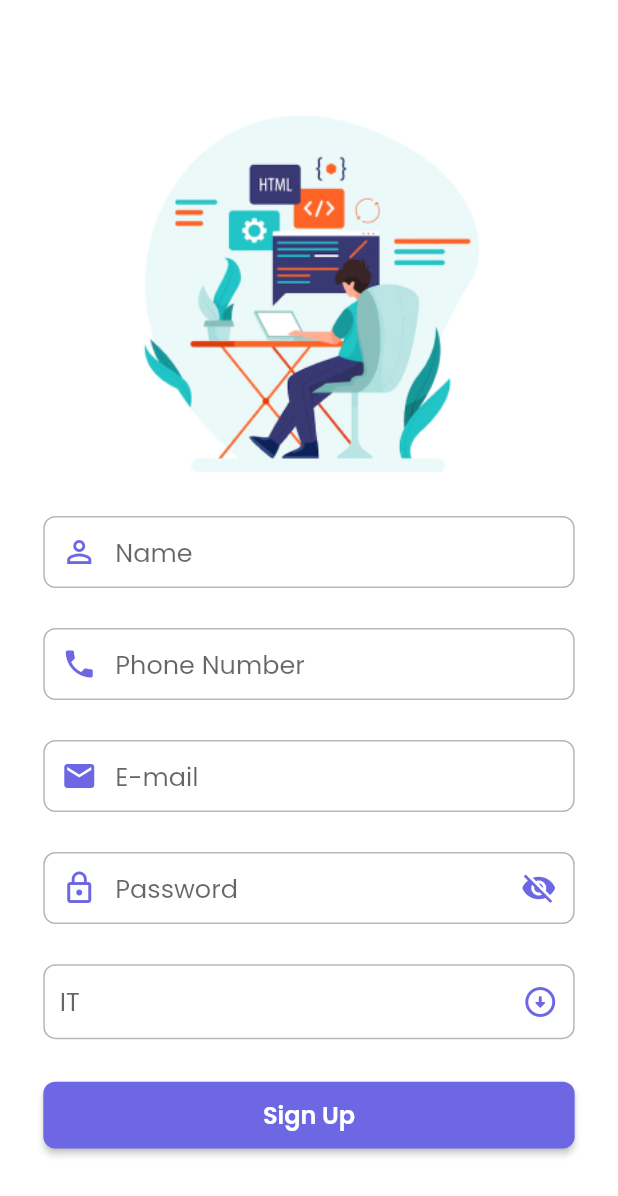
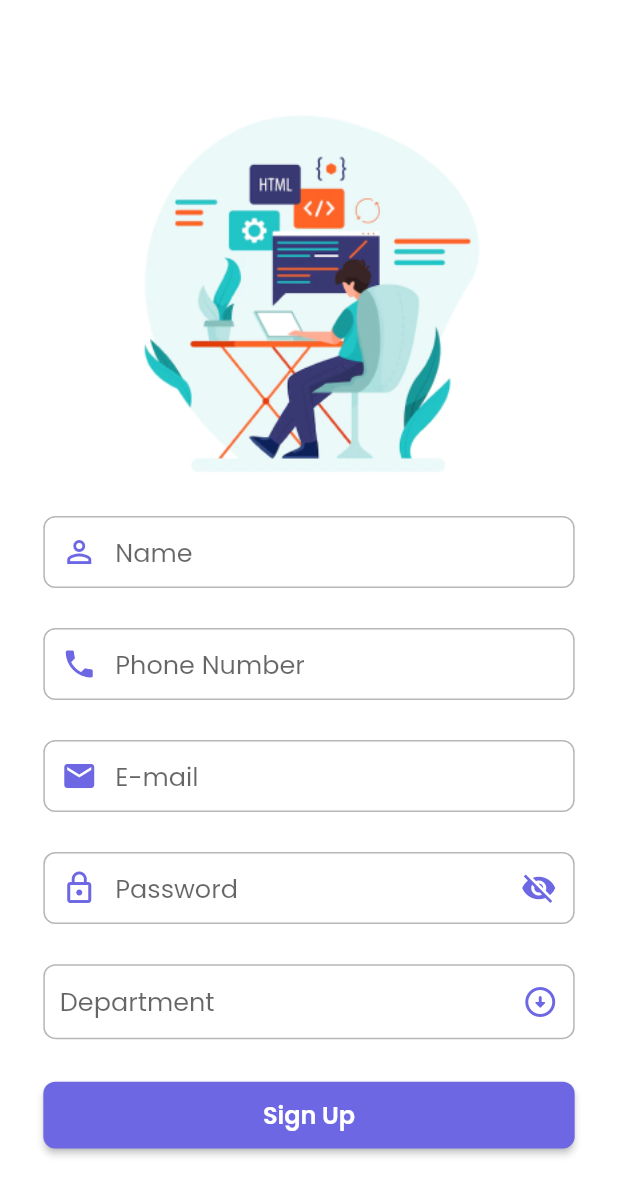
Before and after one commit to KhaledRamadan880/Chat-App, a Flutter app: the SignUpScreen screen opened by its route, on a phone screen of 412 x 824 dp. Shown: the top 1196 px of the screen. Run offline on Flutter 3.47's test engine with Material 2 defaults, Android fonts, the phone set to English and light mode, and no system bars; our stand-ins replace cloud_firestore, dartz, firebase_auth, firebase_core, flutter_bloc, flutter_screenutil and 5 more; accounts and stored records are empty; network calls fail.

```diff
--- a/lib/core/routes/routes.dart
+++ b/lib/core/routes/routes.dart
@@ -3,6 +3,7 @@ import 'package:chat_app/features/auth/presentation/screens/on_boarding_screens.
 import 'package:chat_app/features/auth/presentation/screens/sign_in_screen.dart';
 import 'package:chat_app/features/auth/presentation/screens/sign_up_screen.dart';
 import 'package:chat_app/features/auth/presentation/screens/splash_screen.dart';
+import 'package:chat_app/features/chat/presentation/screens/chat_screen.dart';
 import 'package:flutter/material.dart';
 
 class Routes {
@@ -11,6 +12,7 @@ class Routes {
   static const String signIN = '/signIN';
   static const String signUp = '/signUp';
   static const String forgetPass = '/forgetPass';
+  static const String chat = '/chat';
 }
 
 class AppRoutes {
@@ -28,6 +30,9 @@ class AppRoutes {
       case Routes.forgetPass:
         return MaterialPageRoute(
             builder: (context) => const ForgetPasswordScreen());
+      case Routes.chat:
+        return MaterialPageRoute(
+            builder: (context) => const ChatScreen());
     }
     return null;
   }
--- a/lib/core/widgets/custom_text_field.dart
+++ b/lib/core/widgets/custom_text_field.dart
@@ -7,12 +7,12 @@ class CustomTextField extends StatelessWidget {
     super.key,
     required this.hint,
     this.showSuffix = false,
-    required this.prefixIcon,
+    this.prefixIcon = const Text(''),
     this.suffixIcon = const Text(''),
     this.isObscure = false, required this.controller, this.validator,
   });
   final String hint;
-  final IconData prefixIcon;
+  final Widget prefixIcon;
   final Widget suffixIcon;
   final bool showSuffix;
   final bool isObscure;
@@ -29,7 +29,7 @@ class CustomTextField extends StatelessWidget {
       decoration: InputDecoration(
         contentPadding: const EdgeInsets.all(0),
         hintText: hint,
-        prefixIcon: Icon(prefixIcon),
+        prefixIcon: prefixIcon,
         suffixIcon: suffixIcon,
         suffixIconColor: AppColors.primary,
         prefixIconColor: AppColors.primary,
--- /dev/null
+++ b/lib/features/auth/data/models/user_model.dart
@@ -0,0 +1,24 @@
+class UserModel {
+  final String name;
+  final String email;
+  final String phone;
+  final String department;
+  final String uid;
+
+  UserModel({
+    required this.name,
+    required this.email,
+    required this.phone,
+    required this.department,
+    required this.uid,
+  });
+  factory UserModel.fromJson(Map<String, dynamic> json) {
+    return UserModel(
+      name: json['name'],
+      email: json['email'],
+      phone: json['phone'],
+      department: json['department'],
+      uid: json['uid'],
+    );
+  }
+}
--- a/lib/features/auth/presentation/cubit/auth_cubit.dart
+++ b/lib/features/auth/presentation/cubit/auth_cubit.dart
@@ -1,3 +1,4 @@
+import 'package:chat_app/features/auth/data/models/user_model.dart';
 import 'package:chat_app/features/auth/data/repository/auth_repo.dart';
 import 'package:chat_app/features/auth/presentation/cubit/auth_state.dart';
 import 'package:flutter/material.dart';
@@ -9,6 +10,7 @@ class AuthCubit extends Cubit<AuthState> {
   final AuthRepo authRepo;
 
   //! Login Method
+  UserModel? userModel;
   TextEditingController loginEmailController = TextEditingController();
   TextEditingController loginPassController = TextEditingController();
   GlobalKey<FormState> loginKey = GlobalKey<FormState>();
@@ -20,7 +22,10 @@ class AuthCubit extends Cubit<AuthState> {
     );
     res.fold(
       (l) => emit(LoginErrorState(l)),
-      (r) => emit(LoginSuccessState(r)),
+      (r) {
+        userModel = r;
+        emit(LoginSuccessState(r.name));
+      },
     );
   }
 
@@ -35,6 +40,9 @@ class AuthCubit extends Cubit<AuthState> {
     final res = await authRepo.signUp(
       email: signUpEmaiController.text,
       password: signUpPassController.text,
+      name: signUpNameController.text,
+      phone: signUpPhoneController.text,
+      department: selectedItem,
     );
     res.fold(
       (l) => emit(SignUpErrorState(l)),
@@ -55,7 +63,7 @@ class AuthCubit extends Cubit<AuthState> {
   }
 
   //! Drop Icon Button
-  String selectedItem = 'IT';
+  String selectedItem = 'Department';
   List<String> department = ['IT', 'CS', 'IS', "AI"];
   void itemChange(value) {
     selectedItem = value;
--- a/lib/features/auth/presentation/screens/forget_password_screen.dart
+++ b/lib/features/auth/presentation/screens/forget_password_screen.dart
@@ -66,7 +66,7 @@ class ForgetPasswordScreen extends StatelessWidget {
                           CustomTextField(
                             controller: cubit.resetPassEmaiController,
                             hint: AppStrings.email,
-                            prefixIcon: Icons.email,
+                            prefixIcon: const Icon(Icons.email),
                             validator: (value) {
                               if (value!.isEmpty &&
                                   !value.contains('@gmail.com')) {}
--- a/lib/features/auth/presentation/screens/sign_up_screen.dart
+++ b/lib/features/auth/presentation/screens/sign_up_screen.dart
@@ -41,7 +41,7 @@ class SignUpScreen extends StatelessWidget {
                         navigateReplacement(
                             context: context, route: Routes.signIN);
                       }
-                      if (state is SignUpSuccesState) {
+                      if (state is SignUpErrorState) {
                         toast(message: state.message, state: ToastStates.error);
                       }
                     },
@@ -55,7 +55,8 @@ class SignUpScreen extends StatelessWidget {
                             CustomTextField(
                               controller: authCubit.signUpNameController,
                               hint: AppStrings.name,
-                              prefixIcon: Icons.person_outline_sharp,
+                              prefixIcon:
+                                  const Icon(Icons.person_outline_sharp),
                               validator: (value) {
                                 if (value!.isEmpty) {
                                   return 'Please Enter Valid Name';
@@ -69,7 +70,7 @@ class SignUpScreen extends StatelessWidget {
                             CustomTextField(
                               controller: authCubit.signUpPhoneController,
                               hint: AppStrings.phoneNum,
-                              prefixIcon: Icons.phone,
+                              prefixIcon: const Icon(Icons.phone),
                               validator: (value) {
                                 if (value!.isEmpty) {
                                   return 'Please Enter Valid Phone Number';
@@ -83,10 +84,9 @@ class SignUpScreen extends StatelessWidget {
                             CustomTextField(
                               controller: authCubit.signUpEmaiController,
                               hint: AppStrings.email,
-                              prefixIcon: Icons.mail,
+                              prefixIcon: const Icon(Icons.mail),
                               validator: (value) {
-                                if (value!.isEmpty ||
-                                    !value.contains('@gmail.com')) {
+                                if (value!.isEmpty) {
                                   return 'Please Enter Valid Email';
                                 } else {
                                   return null;
@@ -99,7 +99,7 @@ class SignUpScreen extends StatelessWidget {
                             CustomTextField(
                               controller: authCubit.signUpPassController,
                               hint: AppStrings.password,
-                              prefixIcon: Icons.lock_outline,
+                              prefixIcon: const Icon(Icons.lock_outline),
                               suffixIcon: authCubit.eyeSuffixIcon(),
                               isObscure: authCubit.isobscure,
                               showSuffix: true,
```
Also changed, not shown: lib/features/auth/data/repository/auth_repo.dart (+24 -4 lines), lib/features/auth/presentation/screens/sign_in_screen.dart (+6 -5 lines), lib/features/chat/data/model/message_model.dart (added, +21 -0 lines), lib/features/chat/presentation/components/custom_message_from_friend.dart (added, +45 -0 lines), lib/features/chat/presentation/components/custom_message_from_you.dart (added, +45 -0 lines), lib/features/chat/presentation/screens/chat_screen.dart (added, +118 -0 lines).
